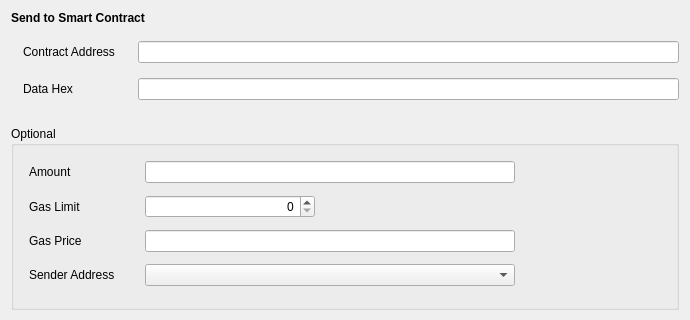
This is src/qt/forms/sendtocontract.ui in qtumproject/qtum as Qt 5 draws it before an edit; both pictures show x 0 to 690 and y 0 to 320 of the 690 by 501 pixel window. The edited form follows.
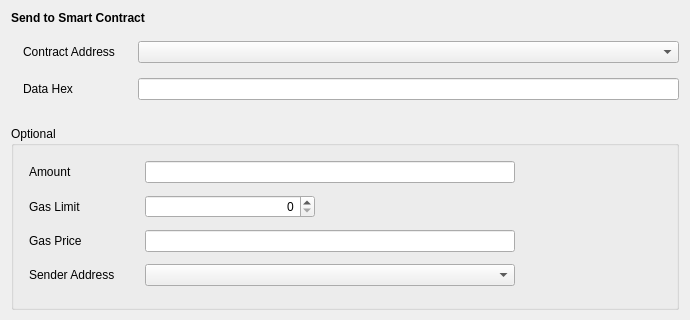
This is the edited form. Custom widgets are drawn as their Qt base class.

Commit message: Add Contract address field

What changed in the file:
```diff
--- a/src/qt/forms/sendtocontract.ui
+++ b/src/qt/forms/sendtocontract.ui
@@ -62,7 +62,11 @@
       </widget>
      </item>
      <item row="0" column="1">
-      <widget class="QLineEdit" name="lineEditContractAddress"/>
+      <widget class="AddressField" name="lineEditContractAddress">
+       <property name="addressType">
+        <enum>AddressField::Contract</enum>
+       </property>
+      </widget>
      </item>
      <item row="1" column="0">
       <widget class="QLabel" name="labelDataHex">
```
The commit also changes 5 other files.
